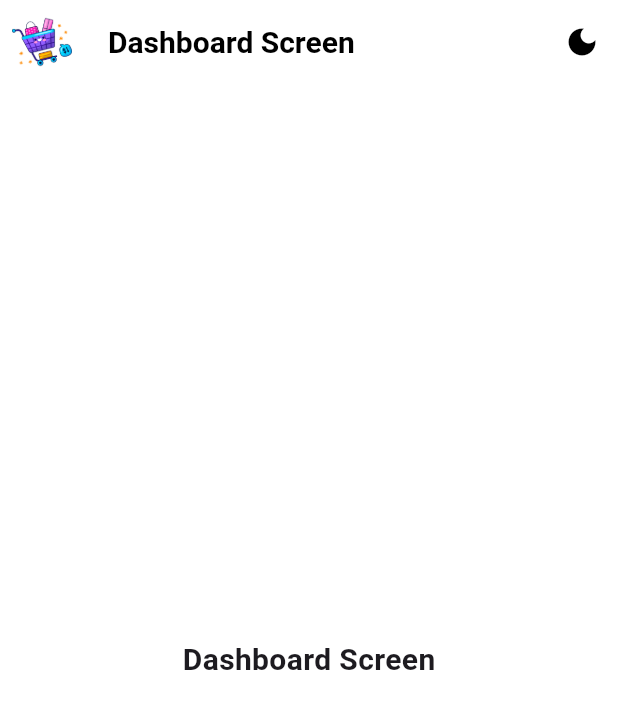
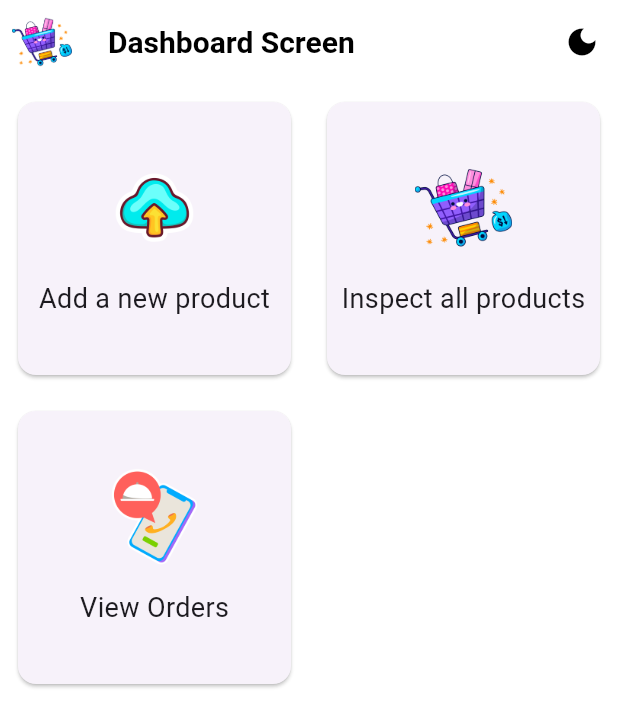
Before and after one commit to mohammadhirbawi/Admin-App, a Flutter app: the screen it shows after launch, on a phone screen of 412 x 824 dp. Shown: the top 727 px of the screen. Run offline on Flutter 3.47's test engine with Material 3 defaults, Android fonts, the phone set to English and light mode, and no system bars; our stand-ins replace fancy_shimmer_image, shared_preferences, shimmer; missing offline and left inert: dynamic_height_grid_view.

Commit message:
Implement the Dashboard Screen

```diff
--- /dev/null
+++ b/lib/models/dashboard_btn_model.dart
@@ -0,0 +1,36 @@
+import 'package:admin_app/screens/inner_screens/orders/orders_screen.dart';
+import 'package:admin_app/screens/search_screen.dart';
+import 'package:admin_app/services/assets_manager.dart';
+import 'package:flutter/material.dart';
+
+class DashBoardButtonModel {
+  final String text, imagePath;
+  final Function onPressed;
+
+  DashBoardButtonModel({
+    required this.text,
+    required this.imagePath,
+    required this.onPressed,
+  });
+  static List<DashBoardButtonModel> dashboardBtnList(BuildContext context) => [
+        DashBoardButtonModel(
+          text: "Add a new product",
+          imagePath: AssetsManager.cloud,
+          onPressed: () {
+            Navigator.pushNamed(context, SearchScreen.routeName);
+          },
+        ),
+        DashBoardButtonModel(
+          text: "Inspect all products",
+          imagePath: AssetsManager.shoppingCart,
+          onPressed: () {},
+        ),
+        DashBoardButtonModel(
+          text: "View Orders",
+          imagePath: AssetsManager.order,
+          onPressed: () {
+            Navigator.pushNamed(context, OrdersScreenFree.routeName);
+          },
+        ),
+      ];
+}
--- a/lib/screens/dashboard_screen.dart
+++ b/lib/screens/dashboard_screen.dart
@@ -1,3 +1,5 @@
+import 'package:admin_app/models/dashboard_btn_model.dart';
+import 'package:admin_app/widgets/dashboard_btn.dart';
 import 'package:admin_app/widgets/title_text.dart';
 import 'package:flutter/material.dart';
 import 'package:provider/provider.dart';
@@ -37,8 +39,24 @@ class DashboardScreenState extends State<DashboardScreen> {
           ),
         ],
       ),
-      body: const Center(
-        child: TitlesTextWidget(label: "Dashboard Screen"),
+      body: GridView.count(
+        crossAxisCount: 2,
+        childAspectRatio: 1,
+        children: List.generate(
+          3,
+          (index) => Padding(
+            padding: EdgeInsets.all(8.0),
+            child: DashboardButtonWidget(
+              title: DashBoardButtonModel.dashboardBtnList(context)[index].text,
+              imagePath: DashBoardButtonModel.dashboardBtnList(context)[index]
+                  .imagePath,
+              onPressed: () {
+                DashBoardButtonModel.dashboardBtnList(context)[index]
+                    .onPressed();
+              },
+            ),
+          ),
+        ),
       ),
     );
   }
--- a/lib/screens/search_screen.dart
+++ b/lib/screens/search_screen.dart
@@ -49,10 +49,10 @@ class _SearchScreenState extends State<SearchScreen> {
       child: Scaffold(
           appBar: AppBar(
             title: TitlesTextWidget(label: passedCategory ?? "Search"),
-            leading: Padding(
-              padding: const EdgeInsets.all(8.0),
-              child: Image.asset(AssetsManager.shoppingCart),
-            ),
+            // leading: Padding(
+            //  padding: const EdgeInsets.all(8.0),
+            //   child: Image.asset(AssetsManager.shoppingCart),
+            //  ),
           ),
           body: productList.isEmpty
               ? const Center(
--- /dev/null
+++ b/lib/widgets/dashboard_btn.dart
@@ -0,0 +1,42 @@
+import 'package:admin_app/services/assets_manager.dart';
+import 'package:admin_app/widgets/subtitle_text.dart';
+import 'package:flutter/material.dart';
+
+class DashboardButtonWidget extends StatelessWidget {
+  const DashboardButtonWidget({
+    super.key,
+    required this.title,
+    required this.imagePath,
+    required this.onPressed,
+  });
+  final String title, imagePath;
+  final Function onPressed;
+  @override
+  Widget build(BuildContext context) {
+    return GestureDetector(
+      onTap: () {
+        onPressed();
+      },
+      child: Card(
+        child: Column(
+          mainAxisAlignment: MainAxisAlignment.center,
+          crossAxisAlignment: CrossAxisAlignment.center,
+          children: [
+            Image.asset(
+              imagePath,
+              height: 65,
+              width: 65,
+            ),
+            const SizedBox(
+              height: 15,
+            ),
+            SubtitleTextWidget(
+              label: title,
+              fontSize: 18,
+            ),
+          ],
+        ),
+      ),
+    );
+  }
+}
```
